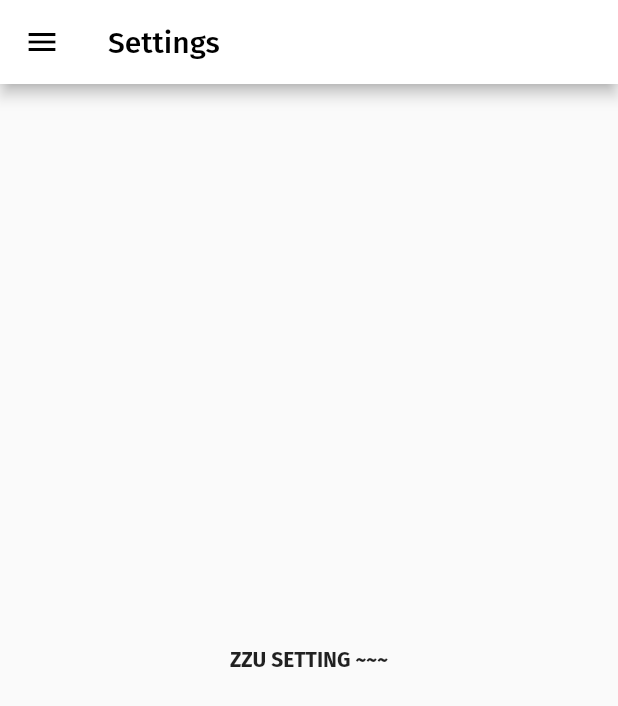
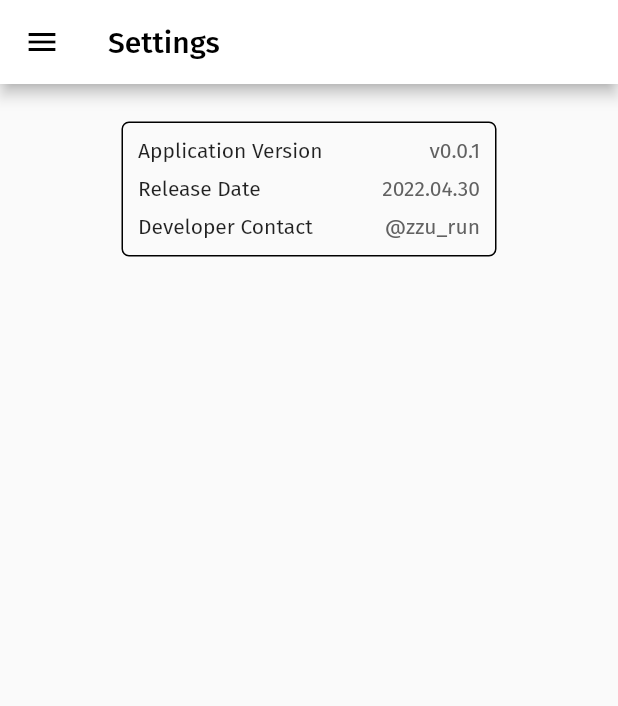
Before and after one commit to jhkim0122/zzu_calendar, a Flutter app: the SettingPage screen opened by its route, on a phone screen of 412 x 824 dp. Shown: the top 706 px of the screen. Run offline on Flutter 3.47's test engine with Material 2 defaults, Android fonts, the phone set to English and light mode, and no system bars; our stand-ins replace google_fonts, syncfusion_flutter_calendar.

Commit message:
[chore] Added application information

```diff
--- a/lib/Pages/SettingPage.dart
+++ b/lib/Pages/SettingPage.dart
@@ -26,8 +26,48 @@ class _SettingPageState extends State<SettingPage>{
           backgroundColor: Colors.white,
           title: Text("Settings")
       ),
-      body: Center(child: Text("ZZU SETTING ~~~", style: TextStyle(fontWeight: FontWeight.bold))
-      ),
+      body: SingleChildScrollView(
+        padding: const EdgeInsets.all(15),
+        child: Column(
+          children:[
+            Center(
+                child: Container(
+                  width: 250,
+                  height: 90,
+                  margin: EdgeInsets.all(10),
+                  padding: EdgeInsets.all(10),
+                  decoration: BoxDecoration(
+                    border: Border.all(color: Colors.black),
+                    borderRadius: BorderRadius.circular(5)
+                  ),
+                  child: Column(
+                    mainAxisAlignment: MainAxisAlignment.spaceBetween,
+                    crossAxisAlignment: CrossAxisAlignment.start,
+                    children: [
+                      Row(
+                        mainAxisAlignment: MainAxisAlignment.spaceBetween,
+                        children: [
+                          const Text("Application Version"),
+                          Text("v0.0.1", style: TextStyle(color: Colors.grey.shade700))
+                      ]),
+                      Row(
+                        mainAxisAlignment: MainAxisAlignment.spaceBetween,
+                        children: [
+                          const Text("Release Date"),
+                          Text("2022.04.30", style: TextStyle(color: Colors.grey.shade700))
+                        ]),
+                      Row(
+                        mainAxisAlignment: MainAxisAlignment.spaceBetween,
+                        children: [
+                          const Text("Developer Contact"),
+                          Text("@zzu_run", style: TextStyle(color: Colors.grey.shade700))
+                        ]),
+                    ])
+                )
+            )
+          ]
+        )
+      )
     );
   }
 
```
